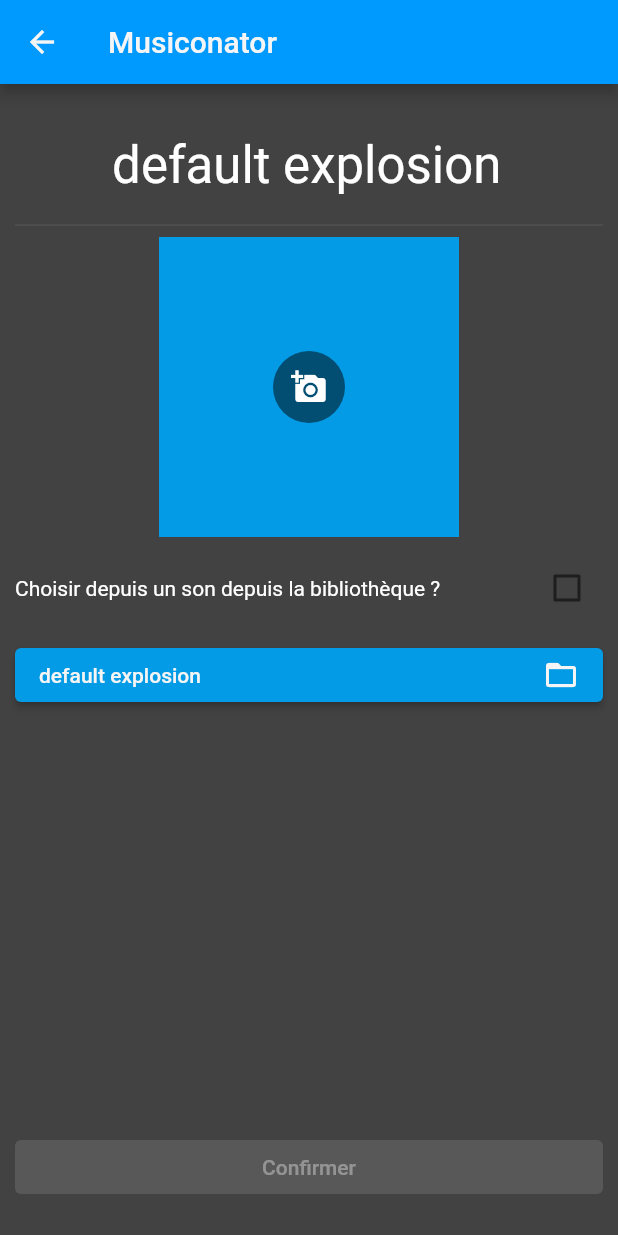
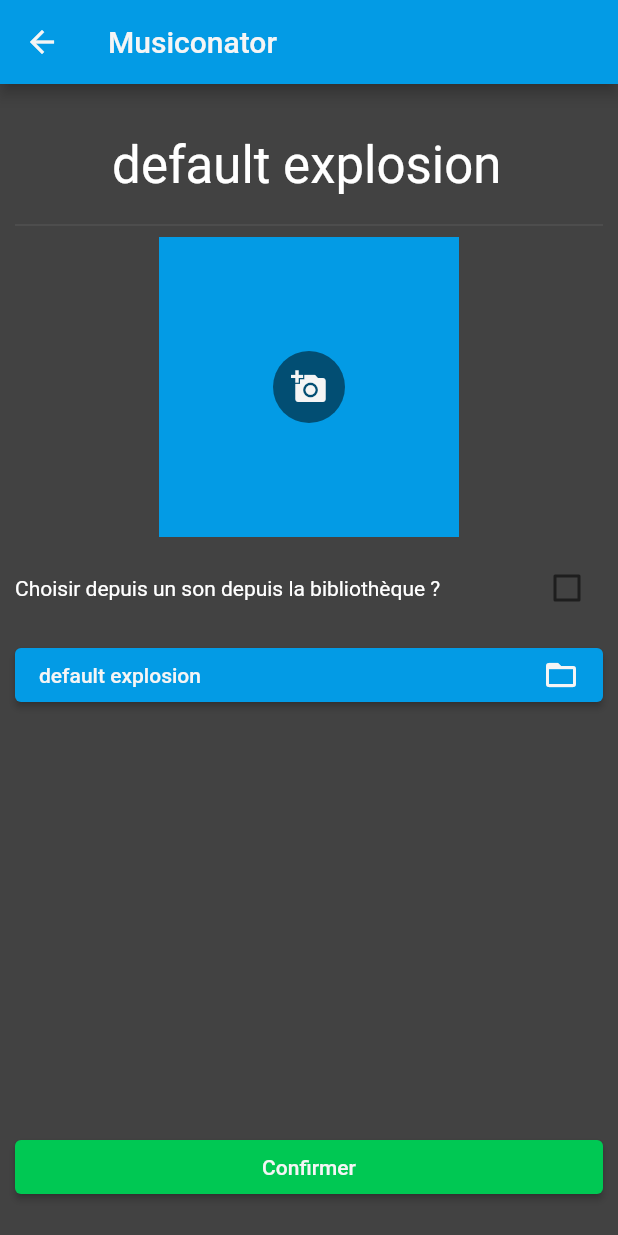
Before and after one commit to toemah/musiconator, a Flutter app: the SoundScreen screen opened directly with sample values from the repository, on a phone screen of 412 x 824 dp. Run offline on Flutter 3.47's test engine with Material 2 defaults, Android fonts, the phone set to English and light mode, and no system bars; our stand-ins replace audioplayers, file_picker, hive, hive_flutter; accounts and stored records are empty.

Commit message:
Update soundscreen.dart

```diff
--- a/lib/soundscreen.dart
+++ b/lib/soundscreen.dart
@@ -6,12 +6,13 @@ import 'package:musiconator/hiveutils.dart';
 import 'package:musiconator/main.dart';
 import 'package:musiconator/sound.dart';
 import 'package:musiconator/soundtheme.dart';
+import 'package:musiconator/themescreen.dart';
 
 class SoundScreen extends StatefulWidget {
   final Sound? sound;
-  final int themeId;
+  final SoundTheme theme;
 
-  const SoundScreen({Key? key, this.sound, required this.themeId})
+  const SoundScreen({Key? key, this.sound, required this.theme})
       : super(key: key);
 
   @override
@@ -19,13 +20,15 @@ class SoundScreen extends StatefulWidget {
 }
 
 class _SoundScreenState extends State<SoundScreen> {
+  late SoundTheme theme = widget.theme;
   late Sound? sound = widget.sound;
   SoundTheme? dropdownSoundThemeValue;
   Sound? dropdownSoundValue;
-  String? selectedAudioName;
-  Uint8List? selectedAudioBytes;
-  String? selectedAudioPath; // isAsset
-  Uint8List? selectedImageBytes;
+  late String? selectedAudioName = sound != null ? sound!.name : null;
+  late Uint8List? selectedAudioBytes = sound != null ? sound!.audioBytes : null;
+  late String? selectedAudioPath =
+      sound != null ? sound!.audioPath : null; // isAsset
+  late Uint8List? selectedImageBytes = sound != null ? sound!.imageBytes : null;
   List<Sound>? soundsFromBank;
   TextEditingController soundNameField = TextEditingController();
   bool isFromBank = false;
@@ -37,17 +40,18 @@ class _SoundScreenState extends State<SoundScreen> {
     setState(() {
       soundNameField.text = sound != null
           ? sound!.name
-          : "Son ${HiveUtils.soundBox.values.where((e) => e.themeId == widget.themeId).toList().length + 1}";
+          : "Son ${HiveUtils.soundBox.values.where((e) => e.themeId == theme.id).toList().length + 1}";
     });
   }
 
   Future<void> addSoundFromDevice() async {
     FilePickerResult? result = await FilePicker.platform.pickFiles(
       type: FileType.audio,
+      withData: true,
     );
     if (result != null) {
+      setState(() {
         selectedAudioBytes = result.files.single.bytes;
-      setState(() {
         selectedAudioName = result.files.single.name;
       });
     }
@@ -75,12 +79,41 @@ class _SoundScreenState extends State<SoundScreen> {
     }
   }
 
+  void confirm() {
+    if (sound != null) {
+      HiveUtils.updateSound(
+        id: sound!.id!,
+        name: soundNameField.text,
+        audioBytes: selectedAudioBytes,
+        audioPath: selectedAudioPath,
+        imageBytes: selectedImageBytes,
+      );
+    } else {
+      HiveUtils.addSound(
+        name: soundNameField.text,
+        audioBytes: selectedAudioBytes,
+        audioPath: selectedAudioPath,
+        imageBytes: selectedImageBytes,
+        themeId: theme.id,
+        isAsset: false,
+      );
+    }
+    Navigator.pushAndRemoveUntil(
+      context,
+      MaterialPageRoute<void>(
+        builder: (BuildContext context) => ThemeScreen(theme: theme),
+      ),
+      (Route<dynamic> route) => false,
+    ).then((value) {
+      setState(() {});
+    });
+  }
+
   @override
   Widget build(BuildContext context) {
     return Scaffold(
       appBar: AppBar(
         title: const Text(MyApp.title),
-        backgroundColor: Color.fromARGB(255, 0, 153, 254),
       ),
       body: Padding(
         padding: const EdgeInsets.all(MyApp.spacing),
@@ -120,17 +153,18 @@ class _SoundScreenState extends State<SoundScreen> {
                             child: Stack(
                               children: [
                                 Container(
-                                  decoration: selectedImageBytes == null
+                                  decoration: selectedImageBytes != null
                                           ? BoxDecoration(
-                                          color: Theme.of(context).primaryColor)
-                                      : BoxDecoration(
                                               image: DecorationImage(
                                                 image: Image.memory(
                                                         selectedImageBytes!)
                                                     .image,
                                                 fit: BoxFit.cover,
                                               ),
-                                        ),
+                                            )
+                                          : BoxDecoration(
+                                              color: Theme.of(context)
+                                                  .primaryColor),
                                 ),
                                 Center(
                                   child: Container(
@@ -165,7 +199,7 @@ class _SoundScreenState extends State<SoundScreen> {
                                                 ),
                                               ),
                                       icon: const Icon(Icons.add_a_photo),
-                                      color: Colors.white,
+                                      color: Colors.grey.shade100,
                                     ),
                                   ),
                                 ),
@@ -224,9 +258,7 @@ class _SoundScreenState extends State<SoundScreen> {
                                               children: [
                                                 Flexible(
                                                   child: Text(
-                                                    sound != null
-                                                        ? sound!.name
-                                                        : selectedAudioName ??
+                                                    selectedAudioName ??
                                                         "Ajouter un son depuis l'appareil",
                                                     overflow:
                                                         TextOverflow.ellipsis,
@@ -342,9 +374,13 @@ class _SoundScreenState extends State<SoundScreen> {
                   SizedBox(
                     width: double.infinity,
                     child: ElevatedButton(
-                      onPressed: selectedAudioBytes != null ||
-                              selectedAudioPath != null
-                          ? () => {}
+                      style: ButtonStyle(
+                        backgroundColor: MaterialStateProperty.all(Colors.greenAccent.shade700),
+                      ),
+                      onPressed: (selectedAudioBytes != null ||
+                                  selectedAudioPath != null) &&
+                              soundNameField.text != ""
+                          ? confirm
                           : null,
                       child: Text(
                         sound != null ? "Confirmer" : "Ajouter",
```
Lines whose indentation alone changed are shown as unchanged.
